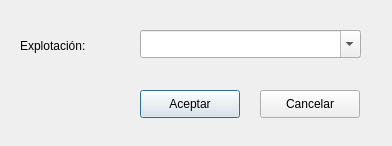
First picture: the form in ui/crm_trace.ui, repository Giswater/giswater_qgis_plugin, before the edit.
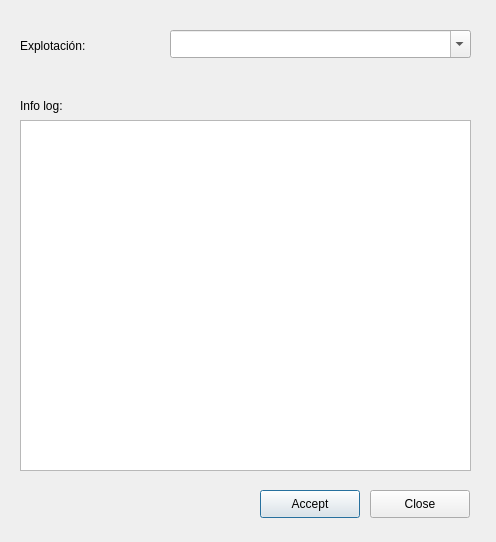
Second picture: the form after the edit.

Commit message: #713 Execute function 'gw_fct_odbc2pg_main'

What changed in the file:
```diff
--- a/ui/crm_trace.ui
+++ b/ui/crm_trace.ui
@@ -6,8 +6,8 @@
    <rect>
     <x>0</x>
     <y>0</y>
-    <width>392</width>
-    <height>146</height>
+    <width>496</width>
+    <height>542</height>
    </rect>
   </property>
   <property name="windowTitle">
@@ -16,27 +16,27 @@
   <widget class="QPushButton" name="btn_accept">
    <property name="geometry">
     <rect>
-     <x>140</x>
-     <y>90</y>
-     <width>100</width>
-     <height>28</height>
-    </rect>
-   </property>
-   <property name="text">
-    <string>Aceptar</string>
-   </property>
-  </widget>
-  <widget class="QPushButton" name="btn_cancel">
-   <property name="geometry">
-    <rect>
      <x>260</x>
-     <y>90</y>
+     <y>490</y>
      <width>100</width>
      <height>28</height>
     </rect>
    </property>
    <property name="text">
-    <string>Cancelar</string>
+    <string>Accept</string>
+   </property>
+  </widget>
+  <widget class="QPushButton" name="btn_cancel">
+   <property name="geometry">
+    <rect>
+     <x>370</x>
+     <y>490</y>
+     <width>100</width>
+     <height>28</height>
+    </rect>
+   </property>
+   <property name="text">
+    <string>Close</string>
    </property>
   </widget>
   <widget class="QLabel" name="lbl_main">
@@ -55,9 +55,9 @@
   <widget class="QComboBox" name="cbo_expl">
    <property name="geometry">
     <rect>
-     <x>140</x>
+     <x>170</x>
      <y>30</y>
-     <width>221</width>
+     <width>301</width>
      <height>28</height>
     </rect>
    </property>
@@ -68,6 +68,29 @@
     <number>10</number>
    </property>
   </widget>
+  <widget class="QTextEdit" name="txt_infolog">
+   <property name="geometry">
+    <rect>
+     <x>20</x>
+     <y>120</y>
+     <width>451</width>
+     <height>351</height>
+    </rect>
+   </property>
+  </widget>
+  <widget class="QLabel" name="lbl_main_2">
+   <property name="geometry">
+    <rect>
+     <x>20</x>
+     <y>90</y>
+     <width>121</width>
+     <height>31</height>
+    </rect>
+   </property>
+   <property name="text">
+    <string>Info log:</string>
+   </property>
+  </widget>
  </widget>
  <resources/>
  <connections/>
```
Left out of the diff: 2 changed lines with no effect on the pictures. The commit also changes 2 other files.
